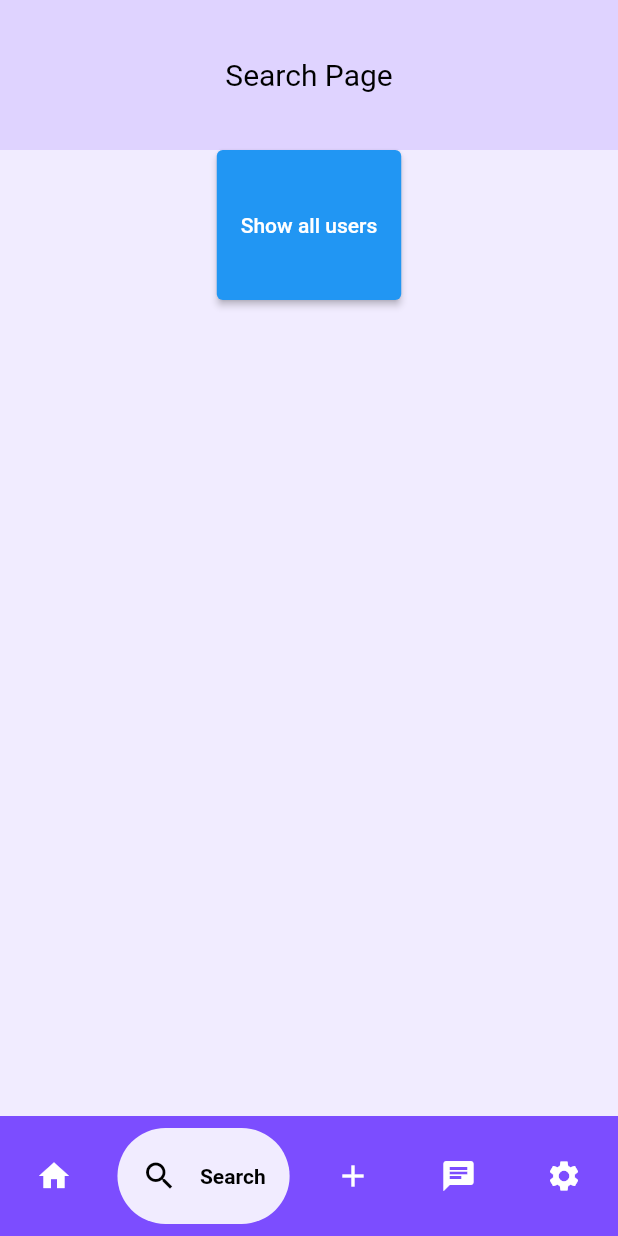
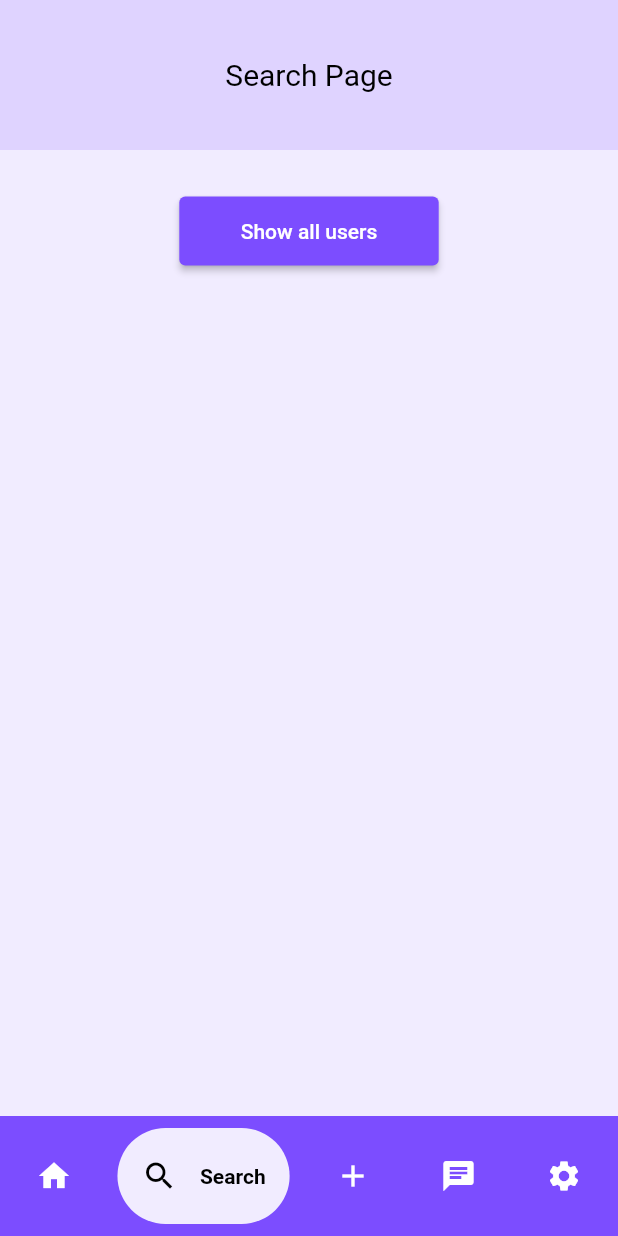
Before and after one commit to TectonicSteak/social_media_app, a Flutter app: the screen it shows once a user with an empty profile is signed in, item 2 of the bottom bar chosen, on a phone screen of 412 x 824 dp. Run offline on Flutter 3.47's test engine with Material 2 defaults, Android fonts, the phone set to English and light mode, and no system bars; drawn by our look-alikes of google_nav_bar; our stand-ins replace firebase_auth, firebase_core, fluttertoast, google_fonts, jwt_decoder, shared_preferences; accounts and stored records are empty.

Commit message:
UI Updates

```diff
--- a/client/lib/pages/searchPage.dart
+++ b/client/lib/pages/searchPage.dart
@@ -50,12 +50,21 @@ class _SearchPageState extends State<SearchPage> {
                 ),
               ),
             ),
+            SizedBox(
+              height: 30,
+            ),
             Container(
-              height: 100,
               child: ElevatedButton(
+                style: ElevatedButton.styleFrom(
+                  backgroundColor: Colors.deepPurpleAccent,
+                  foregroundColor: Colors.white
+                ),
                 onPressed: () {Navigator.push(
             context, MaterialPageRoute(builder: (context) =>UserListScreen()));},
-                child: Text("Show all users"),
+                child: Padding(
+                  padding: const EdgeInsets.symmetric(horizontal: 25,vertical: 15),
+                  child: Text("Show all users"),
+                ),
               ),
             )
           ],
--- a/client/lib/pages/userFollowers.dart
+++ b/client/lib/pages/userFollowers.dart
@@ -43,7 +43,7 @@ class _UserListScreenState extends State<Followers> {
   Widget build(BuildContext context) {
     return Scaffold(
       appBar: AppBar(
-        title: Text('User List'),
+        title: Text('Followers'),
         backgroundColor: Colors.deepPurpleAccent,
       ),
       body: ListView.builder(
--- a/client/lib/pages/userFollowing.dart
+++ b/client/lib/pages/userFollowing.dart
@@ -46,7 +46,7 @@ class _UserListScreenState extends State<Following> {
   Widget build(BuildContext context) {
     return Scaffold(
       appBar: AppBar(
-        title: Text('User List'),
+        title: Text('Following'),
         backgroundColor: Colors.deepPurpleAccent,
       ),
       body: ListView.builder(
```
Also changed, not shown: client/lib/pages/addPost.dart (+18 -7 lines), client/lib/pages/allUsers.dart (+18 -4 lines).
